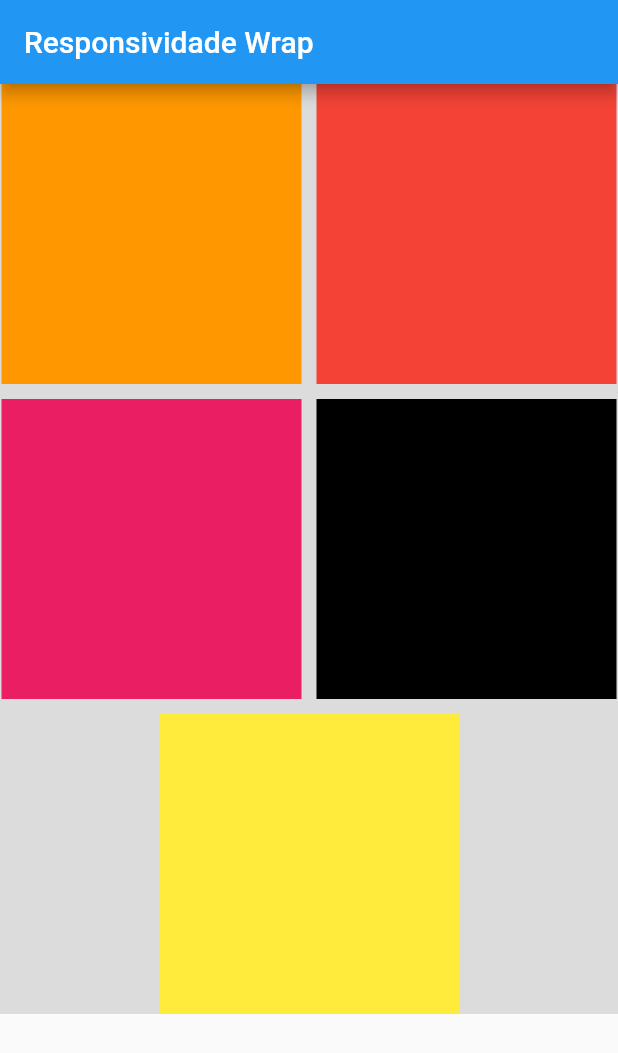
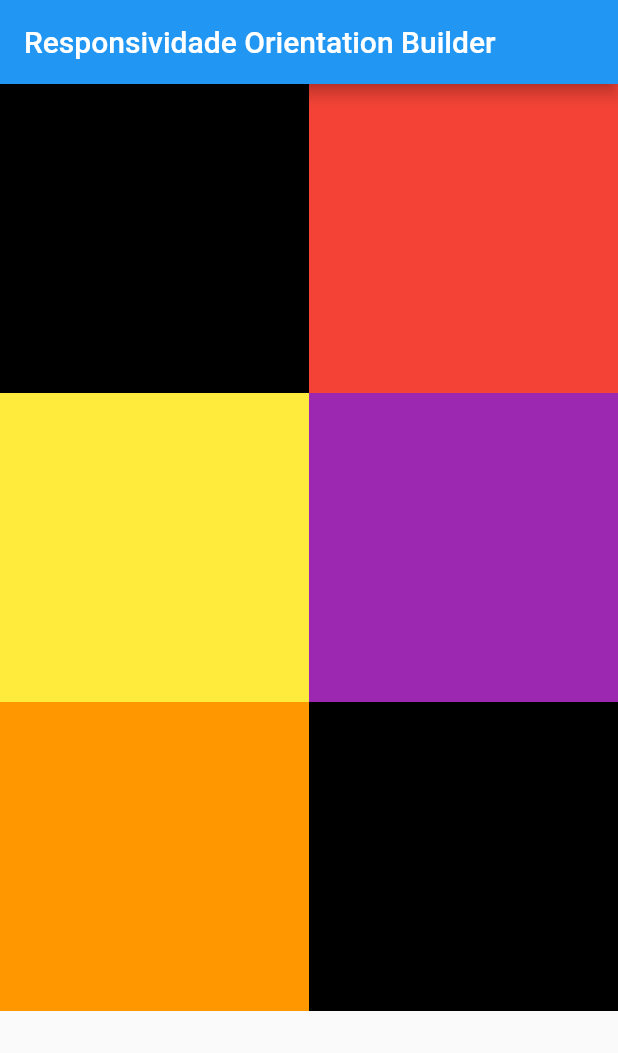
Before and after one commit to PauloRafaelSousaAlves/Responsiveness, a Flutter app: the screen it shows after launch, on a phone screen of 412 x 824 dp. Shown: the top 1053 px of the screen. Run offline on Flutter 3.47's test engine with Material 2 defaults, Android fonts, the phone set to English and light mode, and no system bars.

Commit message:
OrientationBuilder

```diff
--- a/lib/main.dart
+++ b/lib/main.dart
@@ -1,5 +1,5 @@
 import 'package:flutter/material.dart';
-import 'package:responsiveness/tipos_responsividade/responsividade_wrap.dart';
+import 'package:responsiveness/tipos_responsividade/responsividade_orientation_builder.dart';
 
 void main() {
   runApp(
@@ -8,7 +8,8 @@ void main() {
       debugShowCheckedModeBanner: false,
       // home: ResponsividadeMediaQuery(),
       // home: ResponsividadeColumnAndRow(),
-      home: ResponsividadeWrap(),
+      // home: ResponsividadeWrap(),
+      home: ResponsividadeOrientationBuilder(),
     ),
   );
 }
--- /dev/null
+++ b/lib/tipos_responsividade/responsividade_orientation_builder.dart
@@ -0,0 +1,39 @@
+import 'package:flutter/material.dart';
+
+class ResponsividadeOrientationBuilder extends StatefulWidget {
+  const ResponsividadeOrientationBuilder({Key? key}) : super(key: key);
+
+  @override
+  State<ResponsividadeOrientationBuilder> createState() =>
+      _ResponsividadeOrientationBuilderState();
+}
+
+class _ResponsividadeOrientationBuilderState
+    extends State<ResponsividadeOrientationBuilder> {
+  @override
+  Widget build(BuildContext context) {
+    return Scaffold(
+      appBar: AppBar(
+        title: const Text('Responsividade Orientation Builder'),
+      ),
+
+      /// O widget OrientationBuilder - serve para podermos modificar a orientação da tela com responsividade
+      body: OrientationBuilder(
+        builder: (BuildContext context, Orientation orientation) {
+          return GridView.count(
+            ///Aqui no crossAxisCount, fazemos uma validação para definir se esta em portrait ou landscap
+            crossAxisCount: orientation == Orientation.portrait ? 2 :  4,
+            children: [
+              Container(color: Colors.black),
+              Container(color: Colors.red),
+              Container(color: Colors.yellow),
+              Container(color: Colors.purple),
+              Container(color: Colors.orange),
+              Container(color: Colors.black),
+            ],
+          );
+        },
+      ),
+    );
+  }
+}
```
